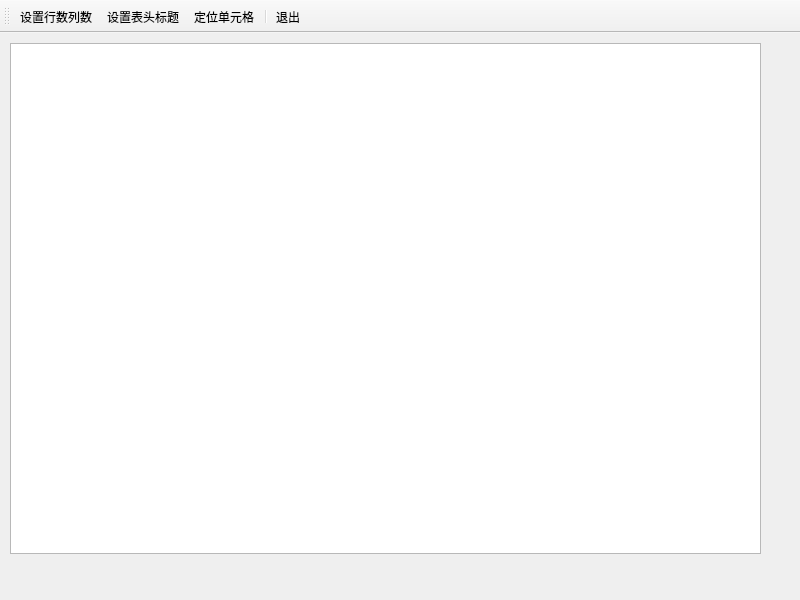
Qt form zero2one/CustomDialog/mainwindow.ui (NilEra-K/QT6_2) before a commit.
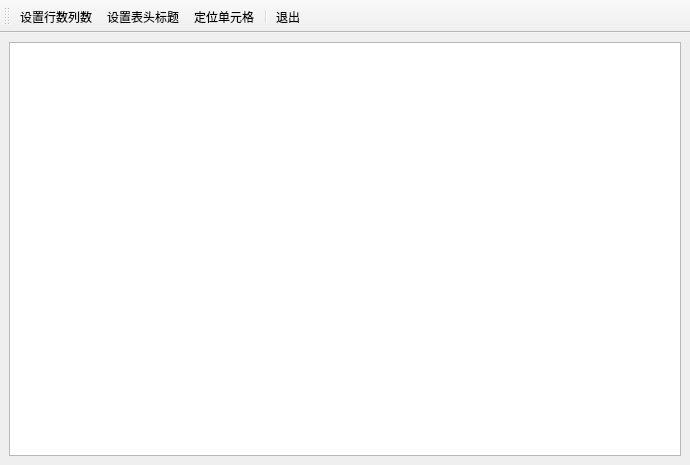
The same form after that commit. Icons and pictures are not drawn.

Diff of the .ui file:
```diff
--- a/zero2one/CustomDialog/mainwindow.ui
+++ b/zero2one/CustomDialog/mainwindow.ui
@@ -6,24 +6,19 @@
    <rect>
     <x>0</x>
     <y>0</y>
-    <width>800</width>
-    <height>600</height>
+    <width>690</width>
+    <height>465</height>
    </rect>
   </property>
   <property name="windowTitle">
    <string>自定义对话框</string>
   </property>
   <widget class="QWidget" name="centralwidget">
-   <widget class="QTableView" name="tableView">
-    <property name="geometry">
-     <rect>
-      <x>10</x>
-      <y>10</y>
-      <width>751</width>
-      <height>511</height>
-     </rect>
-    </property>
-   </widget>
+   <layout class="QHBoxLayout" name="horizontalLayout">
+    <item>
+     <widget class="QTableView" name="tableView"/>
+    </item>
+   </layout>
   </widget>
   <widget class="QToolBar" name="toolBar">
    <property name="windowTitle">
@@ -38,13 +33,13 @@
    <attribute name="toolBarBreak">
     <bool>false</bool>
    </attribute>
-   <addaction name="actSetSiz"/>
+   <addaction name="actSetSize"/>
    <addaction name="actSetHeader"/>
    <addaction name="actLocate"/>
    <addaction name="separator"/>
    <addaction name="actExit"/>
   </widget>
-  <action name="actSetSiz">
+  <action name="actSetSize">
    <property name="icon">
     <iconset resource="res.qrc">
      <normaloff>:/icons/row.bmp</normaloff>:/icons/row.bmp</iconset>
```
